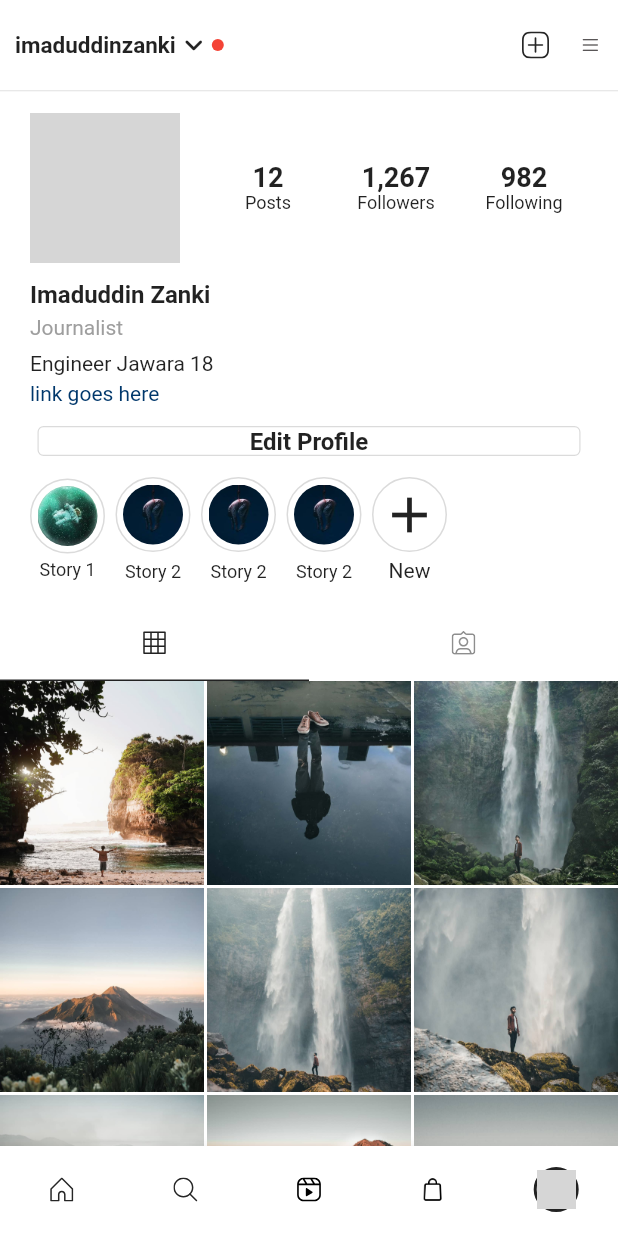
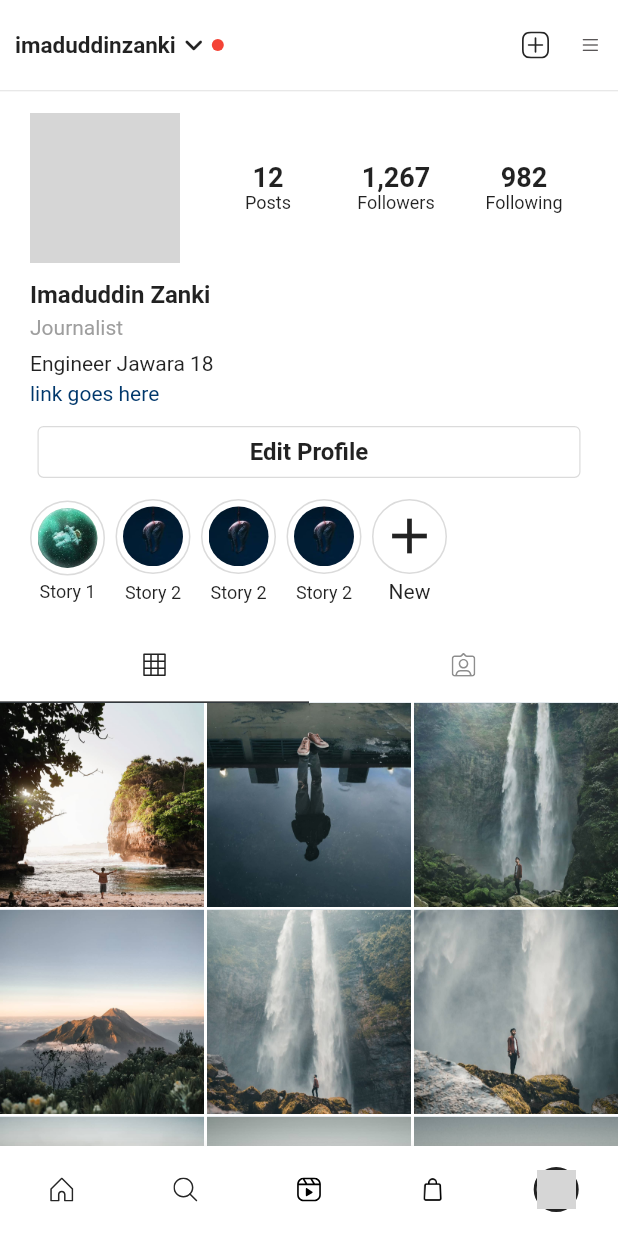
Before and after one commit to madzank12/Tugas2_cloning_UI_Instagram, a Flutter app: the screen it shows after launch, on a phone screen of 412 x 824 dp. Run offline on Flutter 3.47's test engine with Material 2 defaults, Android fonts, the phone set to English and light mode, and no system bars; our stand-ins replace flutter_svg; grey boxes are pictures that could not be loaded.

Commit message:
Koreksi Jawaban Tugas

```diff
--- a/lib/main.dart
+++ b/lib/main.dart
@@ -2,14 +2,17 @@ import 'package:flutter/material.dart';
 import 'package:flutter/services.dart';
 import 'package:flutter_application_1/constants.dart';
 import 'package:flutter_application_1/screen/app_screen.dart';
-import 'package:faker/faker.dart';
+// blm diperlukan
+// import 'package:faker/faker.dart';
 
 void main() {
+  // sudah bagus pakai ini
   SystemChrome.setSystemUIOverlayStyle(const SystemUiOverlayStyle(
     statusBarColor: white,
     statusBarIconBrightness: Brightness.dark,
   ));
-  var faker = new Faker();
+  // blm diperlukan
+  // var faker = new Faker();
   runApp(const MyApp());
 }
 
@@ -24,7 +27,9 @@ class MyApp extends StatelessWidget {
       theme: ThemeData(
         primarySwatch: Colors.grey,
       ),
-      home: const AppScreen(),
+      // hilangkan constnya
+      // home: const AppScreen(),
+      home: AppScreen(),
     );
   }
 }
--- a/lib/screen/app_screen.dart
+++ b/lib/screen/app_screen.dart
@@ -1,18 +1,16 @@
-import 'dart:ui';
+// ini blm diperlukan
+// import 'dart:ui';
 
 import 'package:flutter/material.dart';
 import 'package:flutter_svg/flutter_svg.dart';
 import 'package:flutter_application_1/constants.dart';
 
-class AppScreen extends StatefulWidget {
-  const AppScreen({Key? key}) : super(key: key);
-
-  @override
-  _AppScreenState createState() => _AppScreenState();
-}
-
-class _AppScreenState extends State<AppScreen> {
-  List<Map<String, String>> listPosts = [
+// sepertinya pakai stateless saja bang
+class AppScreen extends StatelessWidget {
+  // disarankan flutter pakai key
+  AppScreen({Key? key}) : super(key: key);
+  // karena stateless, pasang final
+  final List<Map<String, String>> listPosts = [
     {
       'image': 'assets/images/post-1.jpg',
     },
@@ -50,6 +48,7 @@ class _AppScreenState extends State<AppScreen> {
         child: Column(
           crossAxisAlignment: CrossAxisAlignment.stretch,
           children: [
+            // sudah bagus buat secara custom di body, sebenernya memanfaatkan appbar bisa juga bang
             // topbar
             SizedBox(
               height: 60,
@@ -90,6 +89,7 @@ class _AppScreenState extends State<AppScreen> {
                 ),
               ),
             ),
+            //kalau pakai appbar, buat kasih pembatan bisa manfaatin elevation pada appbarnya
             const Divider(height: 1),
             Expanded(
               child: SingleChildScrollView(
@@ -427,10 +427,10 @@ class _AppScreenState extends State<AppScreen> {
                     ),
                     // grid post
                     GridView.builder(
+                      // well done grid view di dalam scroll view biar menyatu gak ke scroll
                       shrinkWrap: true,
                       physics: const NeverScrollableScrollPhysics(),
-                      gridDelegate:
-                          const SliverGridDelegateWithFixedCrossAxisCount(
+                      gridDelegate: const SliverGridDelegateWithFixedCrossAxisCount(
                         crossAxisCount: 3,
                         childAspectRatio: 1 / 1,
                         crossAxisSpacing: 2,
@@ -456,6 +456,7 @@ class _AppScreenState extends State<AppScreen> {
           ],
         ),
       ),
+      // well done -> ngulik tentang bottom navigation bar
       bottomNavigationBar: BottomNavigationBar(
         onTap: (index) {},
         backgroundColor: white,
@@ -535,7 +536,10 @@ class ProfileButton extends StatelessWidget {
   Widget build(BuildContext context) {
     return Expanded(
       child: Container(
-        height: 20,
+        //tambah padding biar keliatan gak mepet bgt
+        padding: const EdgeInsets.symmetric(vertical: 7),
+        // gaperlu di hardcode seperti ini untuk tinggi, karena beda device beda ukuran
+        // height: 20,
         decoration: buttonDecoration,
         child: Center(
           child: Text(
```
